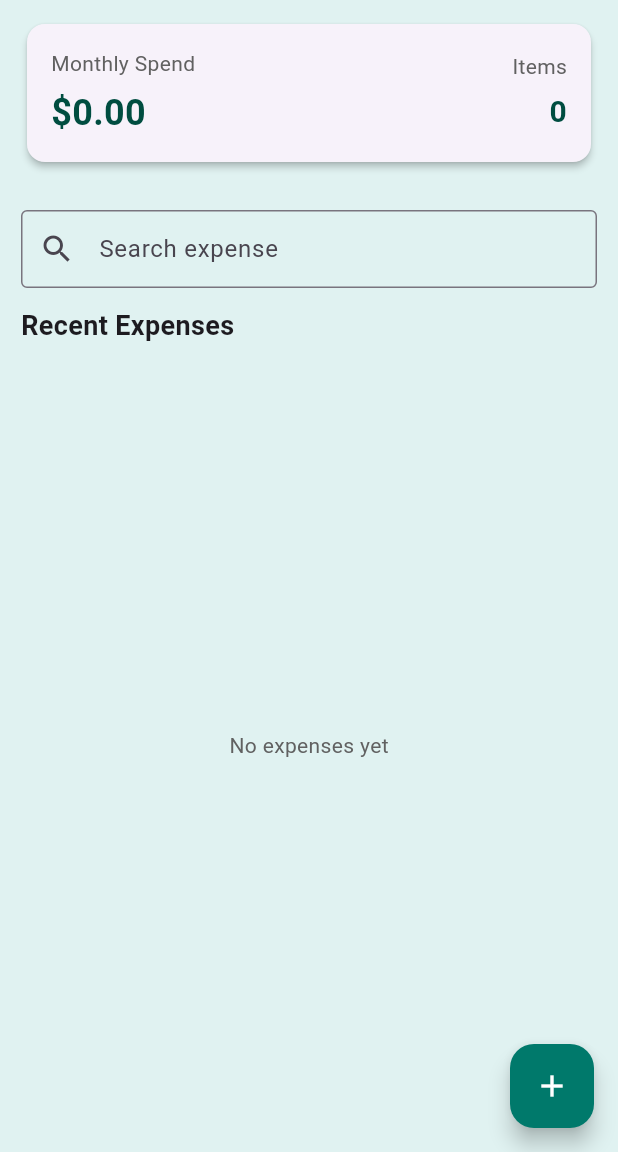
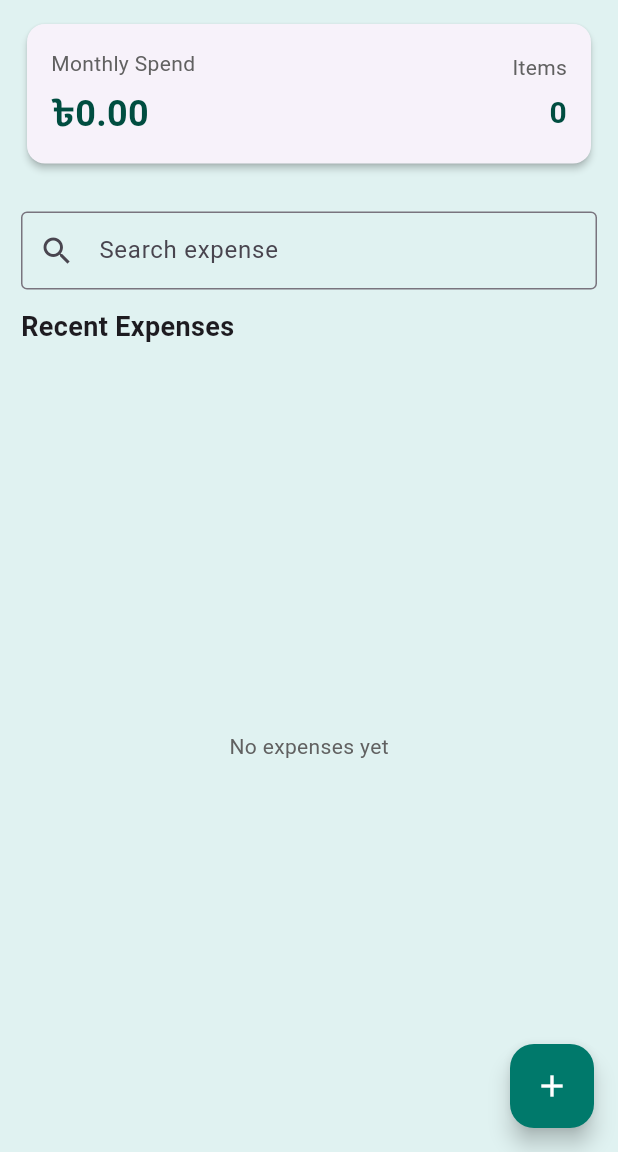
Before and after one commit to emon047/Tracksy, a Flutter app: the HomePage screen opened directly, on a phone screen of 412 x 824 dp, the part 84-1236 px from its top. Run offline on Flutter 3.47's test engine with Material 3 defaults, Android fonts, the phone set to English and light mode, and no system bars; our stand-ins replace fl_chart, supabase_flutter; accounts and stored records are empty.

Commit message:
Updated project with latest changes

```diff
--- a/lib/screens/home_page.dart
+++ b/lib/screens/home_page.dart
@@ -116,7 +116,7 @@ class _HomePageState extends State<HomePage> {
                                           fontSize: 14,
                                           color: Colors.grey.shade700)),
                                   const SizedBox(height: 6),
-                                  Text('\$${total.toStringAsFixed(2)}',
+                                  Text('৳${total.toStringAsFixed(2)}',
                                       style: TextStyle(
                                           fontSize: 24,
                                           fontWeight: FontWeight.bold,
--- a/lib/screens/profile_page.dart
+++ b/lib/screens/profile_page.dart
@@ -117,7 +117,7 @@ class ProfilePage extends StatelessWidget {
                     style: ElevatedButton.styleFrom(
                         backgroundColor: Colors.redAccent,
                         minimumSize: const Size.fromHeight(50)),
-                    child: const Text('Sign Out'),
+                    child: const Text('Sign Out',style: TextStyle(color: Colors.white),),
                   ),
                 ),
               ],
```
Also changed, not shown: lib/main.dart (line endings or trailing spaces), lib/models/expense.dart (line endings or trailing spaces), lib/screens/expense_page.dart (line endings or trailing spaces), lib/screens/login_page.dart (line endings or trailing spaces), lib/screens/signup_page.dart (line endings or trailing spaces), lib/screens/splash_screen.dart (line endings or trailing spaces), lib/services/supabase_service.dart (line endings or trailing spaces).
